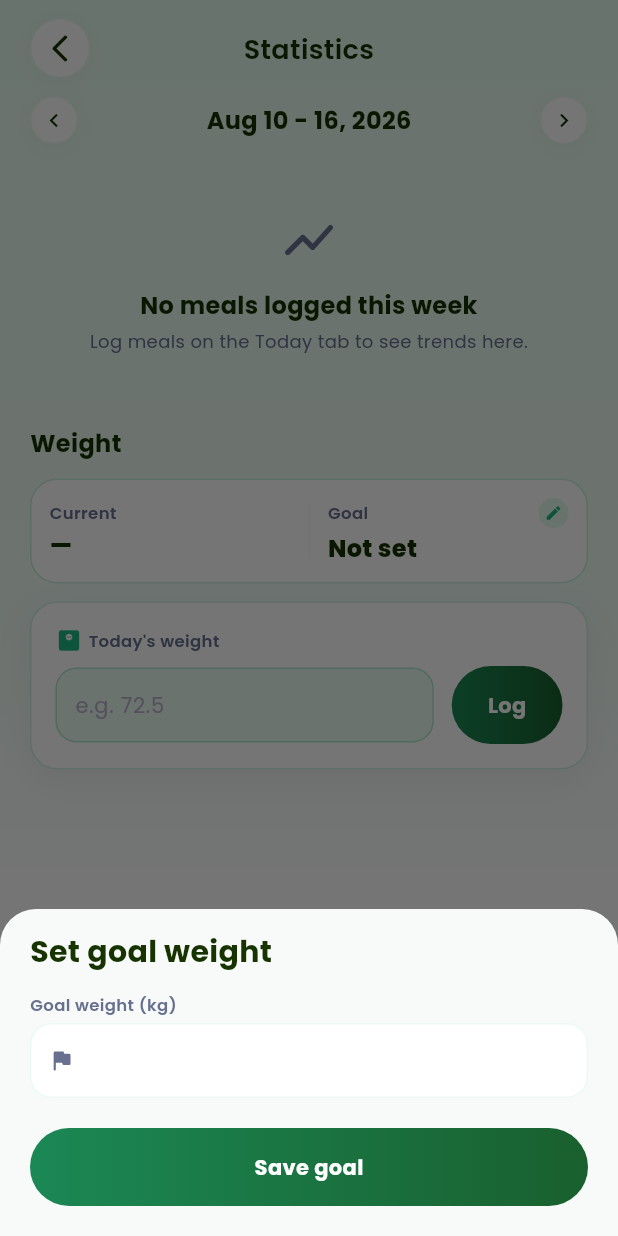
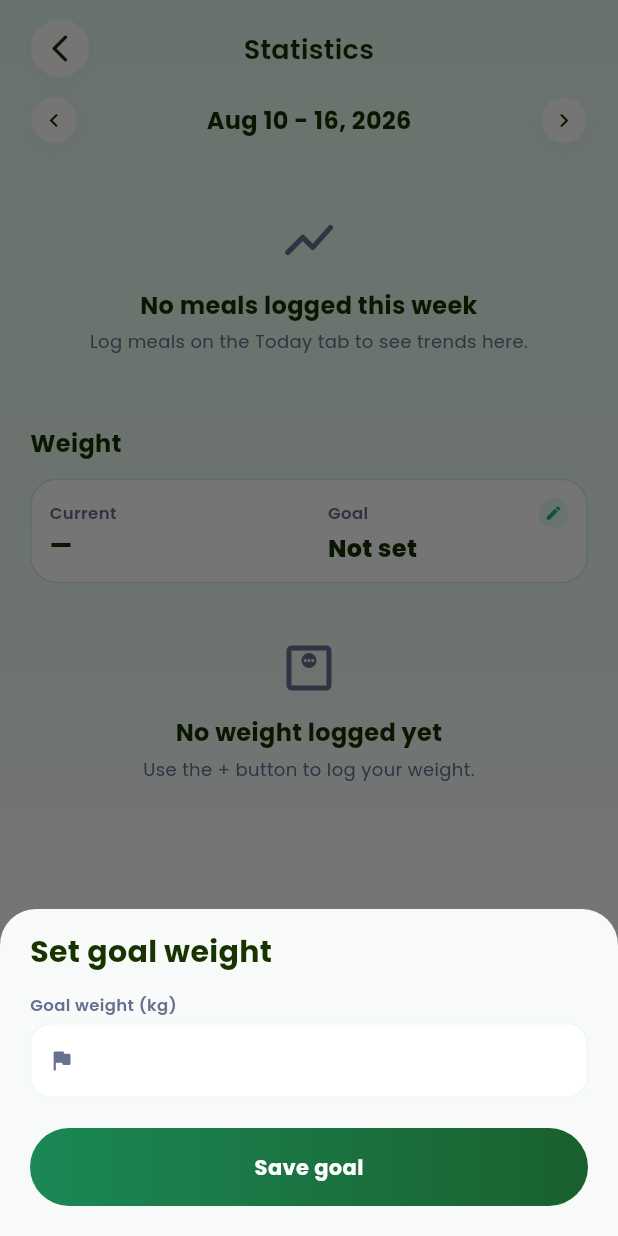
Before and after one commit to PrathapDev7/wealthify_rn, a Flutter app: the CalorieHistoryScreen screen opened by its route, after a tap on the "chevron left" icon, after a tap on the "chevron right" icon, after a tap on the "edit" icon, on a phone screen of 412 x 824 dp. Run offline on Flutter 3.47's test engine with Material 3 defaults, Android fonts, the phone set to English and light mode, and no system bars; our stand-ins replace dio, fl_chart, flutter_local_notifications, flutter_riverpod, flutter_secure_storage, go_router and 6 more; missing offline and left inert: excel; accounts and stored records are empty; network calls fail.

Commit message:
Remove inline log-weight card from Statistics tab
Weight is already logged via the Quick Add menu's "Weight Today?" option,
so drop the duplicate inline entry field/button from the Statistics tab.
Shows an empty state pointing at the + button when no weight is logged yet.

Co-Authored-By: Claude Sonnet 5 <noreply@anthropic.com>

```diff
--- a/lib/features/calories/calorie_history_screen.dart
+++ b/lib/features/calories/calorie_history_screen.dart
@@ -4,7 +4,6 @@ import 'package:flutter_riverpod/flutter_riverpod.dart';
 import 'package:intl/intl.dart';
 
 import '../../core/providers.dart';
-import '../../core/theme/app_shadows.dart';
 import '../../core/theme/app_spacing.dart';
 import '../../core/theme/app_theme.dart';
 import '../../core/theme/app_typography.dart';
@@ -29,9 +28,7 @@ class _CalorieHistoryScreenState extends ConsumerState<CalorieHistoryScreen> {
   bool _loading = false;
   List<DailyCalorieSummary> _days = [];
 
-  final TextEditingController _weightController = TextEditingController();
   bool _weightLoading = false;
-  bool _weightSaving = false;
   List<WeightEntry> _weightEntries = [];
   double? _targetWeightKg;
   double? _currentWeightKg;
@@ -47,12 +44,6 @@ class _CalorieHistoryScreenState extends ConsumerState<CalorieHistoryScreen> {
     super.initState();
     _fetch();
     _fetchWeight();
-  }
-
-  @override
-  void dispose() {
-    _weightController.dispose();
-    super.dispose();
   }
 
   Future<void> _fetch() async {
@@ -107,26 +98,6 @@ class _CalorieHistoryScreenState extends ConsumerState<CalorieHistoryScreen> {
 
   double? get _latestWeightKg =>
       _weightEntries.isNotEmpty ? _weightEntries.last.weightKg : _currentWeightKg;
-
-  Future<void> _logWeight() async {
-    final value = double.tryParse(_weightController.text.trim());
-    if (value == null || value <= 0) {
-      showAppSnack(context, 'Enter a valid weight', error: true);
-      return;
-    }
-    setState(() => _weightSaving = true);
-    final repo = ref.read(caloriesRepositoryProvider);
-    try {
-      await repo.addWeightEntry(weightKg: value);
-      _weightController.clear();
-      await _fetchWeight();
-      if (mounted) showAppSnack(context, 'Weight logged');
-    } catch (e) {
-      if (mounted) showAppSnack(context, _errorMessage(e), error: true);
-    } finally {
-      if (mounted) setState(() => _weightSaving = false);
-    }
-  }
 
   Future<void> _deleteWeightEntry(WeightEntry entry) async {
     final ok = await showDialog<bool>(
@@ -276,20 +247,19 @@ class _CalorieHistoryScreenState extends ConsumerState<CalorieHistoryScreen> {
                 ),
                 const SizedBox(height: AppSpacing.md),
               ],
-              _LogWeightCard(
-                controller: _weightController,
-                saving: _weightSaving,
-                onSubmit: _weightSaving ? null : _logWeight,
-              ),
-              if (_weightEntries.isNotEmpty) ...[
-                const SizedBox(height: AppSpacing.lg),
+              if (_weightEntries.isEmpty)
+                const EmptyState(
+                  icon: Icons.monitor_weight_outlined,
+                  title: 'No weight logged yet',
+                  message: 'Use the + button to log your weight.',
+                )
+              else
                 ...[for (final e in _weightEntries.reversed) e].map(
                   (e) => _WeightHistoryRow(
                     entry: e,
                     onDelete: () => _deleteWeightEntry(e),
                   ),
                 ),
-              ],
             ],
           ],
         ),
@@ -720,62 +690,6 @@ class _WeightChartCard extends StatelessWidget {
   }
 }
 
-class _LogWeightCard extends StatelessWidget {
-  const _LogWeightCard({required this.controller, required this.saving, required this.onSubmit});
-
-  final TextEditingController controller;
-  final bool saving;
-  final VoidCallback? onSubmit;
-
-  @override
-  Widget build(BuildContext context) {
-    final c = context.colors;
-    return Container(
-      width: double.infinity,
-      padding: const EdgeInsets.all(AppSpacing.lg),
-      decoration: BoxDecoration(
-        color: c.surfaceElevated,
-        borderRadius: BorderRadius.circular(AppRadius.md),
-        border: Border.all(color: c.primary.withValues(alpha: 0.22)),
-        boxShadow: AppShadows.sm,
-      ),
-      child: Column(
-        crossAxisAlignment: CrossAxisAlignment.start,
-        children: [
-          Row(
-            children: [
-              Icon(Icons.monitor_weight_rounded, size: 18, color: c.primary),
-              const SizedBox(width: AppSpacing.xs),
-              Text("Today's weight", style: AppText.label.copyWith(color: c.textSubtle)),
-            ],
-          ),
-          const SizedBox(height: AppSpacing.sm),
-          Row(
-            children: [
-              Expanded(
-                child: AppTextField(
-                  controller: controller,
-                  hint: 'e.g. 72.5',
-                  keyboardType: const TextInputType.numberWithOptions(decimal: true),
-                  fillColor: c.surfaceMuted,
-                  borderColor: c.primary.withValues(alpha: 0.28),
-                ),
-              ),
-              const SizedBox(width: AppSpacing.md),
-              PillButton(
-                label: 'Log',
-                loading: saving,
-                expand: false,
-                onPressed: onSubmit,
-              ),
-            ],
-          ),
-        ],
-      ),
-    );
-  }
-}
-
 class _WeightHistoryRow extends StatelessWidget {
   const _WeightHistoryRow({required this.entry, required this.onDelete});
 
```
